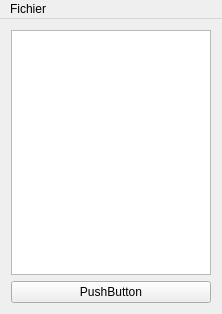
alecalve/UTProfiler, file qt/ui/mainwindow.ui: the form before one commit.
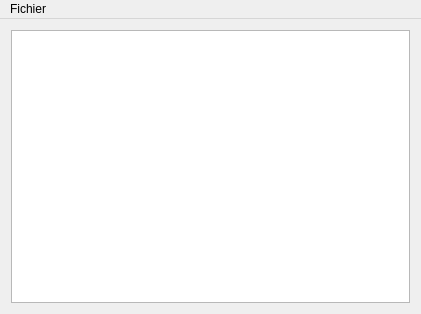
The form after the commit.

Commit message: Avancement, affichage sous forme de QTableWidget

```diff
--- a/qt/ui/mainwindow.ui
+++ b/qt/ui/mainwindow.ui
@@ -6,7 +6,7 @@
    <rect>
     <x>0</x>
     <y>0</y>
-    <width>222</width>
+    <width>421</width>
     <height>314</height>
    </rect>
   </property>
@@ -16,17 +16,28 @@
   <widget class="QWidget" name="centralWidget">
    <layout class="QGridLayout" name="gridLayout">
     <item row="0" column="0">
-     <widget class="QPlainTextEdit" name="plainTextEdit">
-      <property name="readOnly">
+     <widget class="QTableWidget" name="tableWidget">
+      <property name="alternatingRowColors">
+       <bool>false</bool>
+      </property>
+      <property name="selectionBehavior">
+       <enum>QAbstractItemView::SelectRows</enum>
+      </property>
+      <property name="showGrid">
        <bool>true</bool>
       </property>
-     </widget>
-    </item>
-    <item row="1" column="0">
-     <widget class="QPushButton" name="Afficher">
-      <property name="text">
-       <string>PushButton</string>
+      <property name="gridStyle">
+       <enum>Qt::SolidLine</enum>
       </property>
+      <property name="sortingEnabled">
+       <bool>true</bool>
+      </property>
+      <attribute name="horizontalHeaderStretchLastSection">
+       <bool>true</bool>
+      </attribute>
+      <attribute name="verticalHeaderVisible">
+       <bool>false</bool>
+      </attribute>
      </widget>
     </item>
    </layout>
@@ -36,7 +47,7 @@
     <rect>
      <x>0</x>
      <y>0</y>
-     <width>222</width>
+     <width>421</width>
      <height>23</height>
     </rect>
    </property>
```
Left out of the diff: 45 changed lines with no effect on the pictures. The commit also changes 9 other files.
